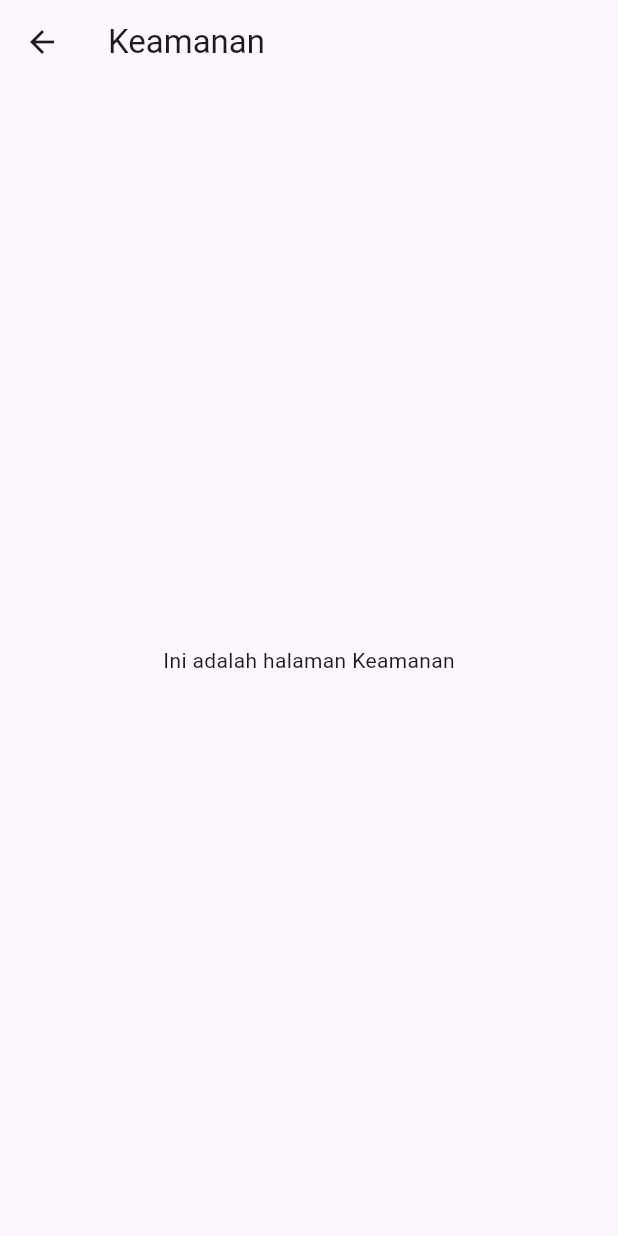
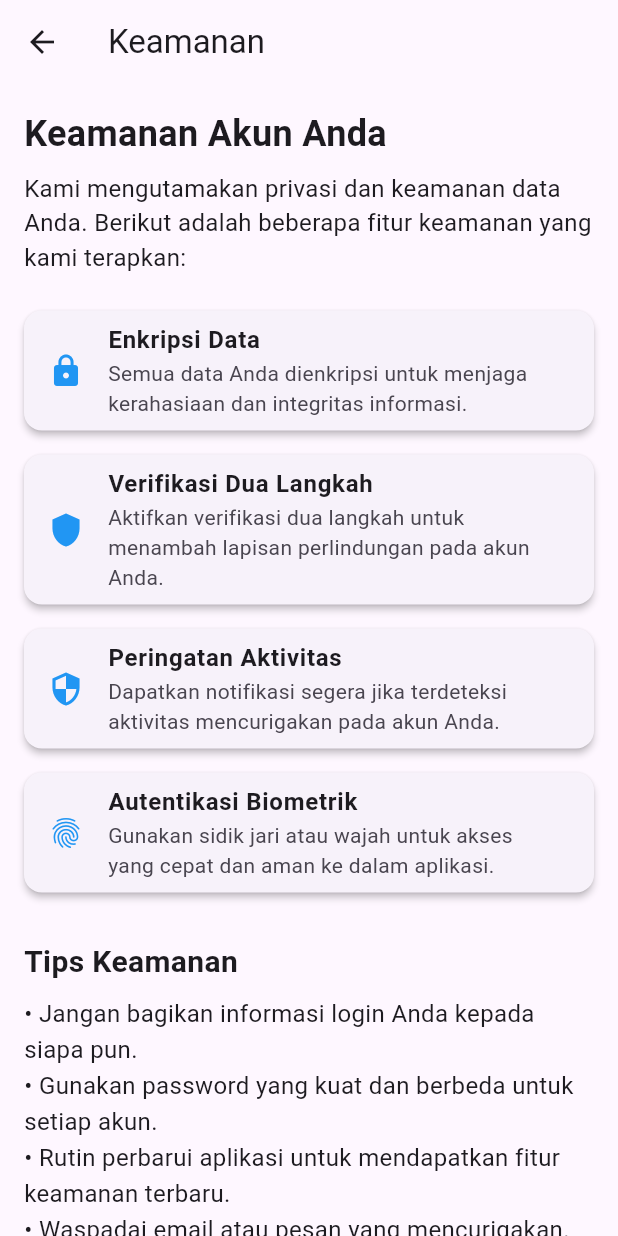
Before and after one commit to DevMossTeam/MediaExplant-Mobile, a Flutter app: the KeamananScreen screen opened by its route, on a phone screen of 412 x 824 dp. Run offline on Flutter 3.47's test engine with Material 3 defaults, Android fonts, the phone set to English and light mode, and no system bars; our stand-ins replace shared_preferences; accounts and stored records are empty.

Commit message:
Create Halaman Keamanan sementara

```diff
--- a/lib/features/settings/presentation/ui/screens/keamanan_screen.dart
+++ b/lib/features/settings/presentation/ui/screens/keamanan_screen.dart
@@ -6,9 +6,86 @@ class KeamananScreen extends StatelessWidget {
   @override
   Widget build(BuildContext context) {
     return Scaffold(
-      appBar: AppBar(title: const Text('Keamanan')),
-      body: const Center(
-        child: Text('Ini adalah halaman Keamanan'),
+      appBar: AppBar(
+        title: const Text('Keamanan'),
+      ),
+      body: SingleChildScrollView(
+        padding: const EdgeInsets.all(16),
+        child: Column(
+          crossAxisAlignment: CrossAxisAlignment.start,
+          children: [
+            // Judul Halaman
+            const Text(
+              'Keamanan Akun Anda',
+              style: TextStyle(fontSize: 24, fontWeight: FontWeight.bold),
+            ),
+            const SizedBox(height: 8),
+            const Text(
+              'Kami mengutamakan privasi dan keamanan data Anda. Berikut adalah beberapa fitur keamanan yang kami terapkan:',
+              style: TextStyle(fontSize: 16),
+            ),
+            const SizedBox(height: 16),
+            // Daftar fitur keamanan
+            _buildSecurityFeature(
+              icon: Icons.lock,
+              title: 'Enkripsi Data',
+              description:
+                  'Semua data Anda dienkripsi untuk menjaga kerahasiaan dan integritas informasi.',
+            ),
+            _buildSecurityFeature(
+              icon: Icons.shield,
+              title: 'Verifikasi Dua Langkah',
+              description:
+                  'Aktifkan verifikasi dua langkah untuk menambah lapisan perlindungan pada akun Anda.',
+            ),
+            _buildSecurityFeature(
+              icon: Icons.security,
+              title: 'Peringatan Aktivitas',
+              description:
+                  'Dapatkan notifikasi segera jika terdeteksi aktivitas mencurigakan pada akun Anda.',
+            ),
+            _buildSecurityFeature(
+              icon: Icons.fingerprint,
+              title: 'Autentikasi Biometrik',
+              description:
+                  'Gunakan sidik jari atau wajah untuk akses yang cepat dan aman ke dalam aplikasi.',
+            ),
+            const SizedBox(height: 24),
+            // Tips Keamanan
+            const Text(
+              'Tips Keamanan',
+              style: TextStyle(fontSize: 20, fontWeight: FontWeight.bold),
+            ),
+            const SizedBox(height: 8),
+            const Text(
+              '• Jangan bagikan informasi login Anda kepada siapa pun.\n'
+              '• Gunakan password yang kuat dan berbeda untuk setiap akun.\n'
+              '• Rutin perbarui aplikasi untuk mendapatkan fitur keamanan terbaru.\n'
+              '• Waspadai email atau pesan yang mencurigakan.',
+              style: TextStyle(fontSize: 16, height: 1.5),
+            ),
+          ],
+        ),
+      ),
+    );
+  }
+
+  // Widget untuk menampilkan fitur keamanan
+  Widget _buildSecurityFeature({
+    required IconData icon,
+    required String title,
+    required String description,
+  }) {
+    return Card(
+      elevation: 2,
+      margin: const EdgeInsets.symmetric(vertical: 8),
+      child: ListTile(
+        leading: Icon(icon, color: Colors.blue),
+        title: Text(
+          title,
+          style: const TextStyle(fontWeight: FontWeight.bold),
+        ),
+        subtitle: Text(description),
       ),
     );
   }
```
Also changed, not shown: 4 other files.
